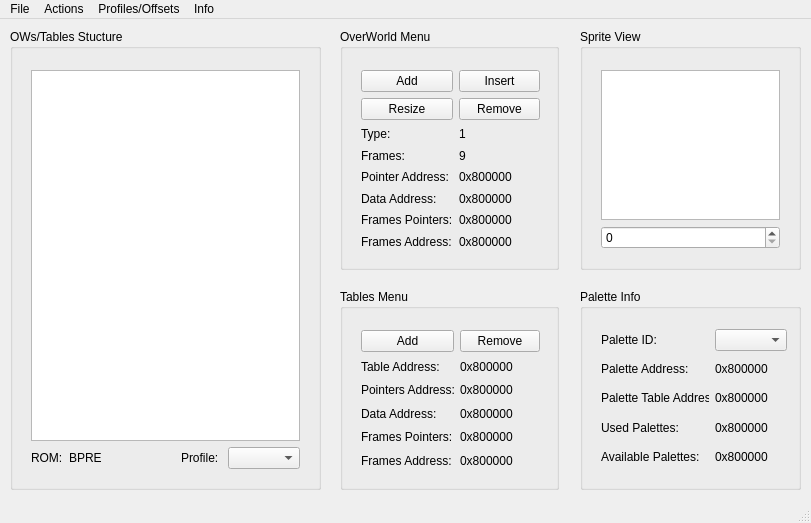
This is ui/mainwindow.ui in kimwnasptd/OWM-Qt as Qt 5 draws it before an edit. The edited form follows.
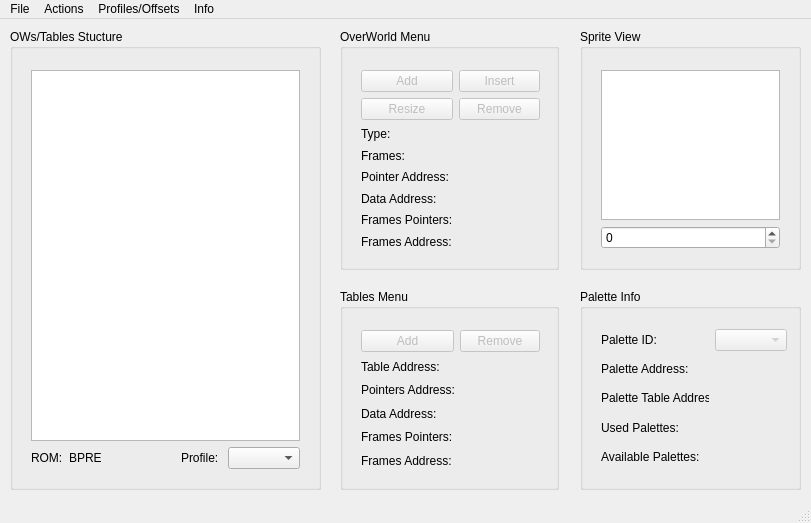
This is the edited form.

```diff
--- a/ui/mainwindow.ui
+++ b/ui/mainwindow.ui
@@ -46,28 +46,28 @@
       <item row="3" column="1">
        <widget class="QLabel" name="label_16">
         <property name="text">
-         <string>0x800000</string>
+         <string/>
         </property>
        </widget>
       </item>
       <item row="2" column="1">
        <widget class="QLabel" name="label_13">
         <property name="text">
-         <string>0x800000</string>
+         <string/>
         </property>
        </widget>
       </item>
       <item row="1" column="1">
        <widget class="QLabel" name="label_8">
         <property name="text">
-         <string>0x800000</string>
+         <string/>
         </property>
        </widget>
       </item>
       <item row="4" column="1">
        <widget class="QLabel" name="label_17">
         <property name="text">
-         <string>0x800000</string>
+         <string/>
         </property>
        </widget>
       </item>
@@ -86,7 +86,17 @@
        </widget>
       </item>
       <item row="0" column="1">
-       <widget class="QComboBox" name="comboBox"/>
+       <widget class="QComboBox" name="paletteIDComboBox">
+        <property name="enabled">
+         <bool>false</bool>
+        </property>
+        <property name="editable">
+         <bool>false</bool>
+        </property>
+        <property name="sizeAdjustPolicy">
+         <enum>QComboBox::AdjustToContentsOnFirstShow</enum>
+        </property>
+       </widget>
       </item>
       <item row="2" column="0">
        <widget class="QLabel" name="label_10">
@@ -144,7 +154,7 @@
       <item row="1" column="1">
        <widget class="QLabel" name="tableAddressLabel">
         <property name="text">
-         <string>0x800000</string>
+         <string/>
         </property>
        </widget>
       </item>
@@ -172,33 +182,36 @@
       <item row="2" column="1">
        <widget class="QLabel" name="pointersAddressTableLabel">
         <property name="text">
-         <string>0x800000</string>
+         <string/>
         </property>
        </widget>
       </item>
       <item row="3" column="1">
        <widget class="QLabel" name="dataAddressTableLabel">
         <property name="text">
-         <string>0x800000</string>
+         <string/>
         </property>
        </widget>
       </item>
       <item row="4" column="1">
        <widget class="QLabel" name="framesPointersTableLabel">
         <property name="text">
-         <string>0x800000</string>
+         <string/>
         </property>
        </widget>
       </item>
       <item row="5" column="1">
        <widget class="QLabel" name="framesAddressTableLabel">
         <property name="text">
-         <string>0x800000</string>
+         <string/>
         </property>
        </widget>
       </item>
       <item row="0" column="0">
        <widget class="QPushButton" name="addTableButton">
+        <property name="enabled">
+         <bool>false</bool>
+        </property>
         <property name="text">
          <string>Add</string>
         </property>
@@ -206,6 +219,9 @@
       </item>
       <item row="0" column="1">
        <widget class="QPushButton" name="removeTableButton">
+        <property name="enabled">
+         <bool>false</bool>
+        </property>
         <property name="text">
          <string>Remove</string>
         </property>
@@ -259,6 +275,9 @@
      <layout class="QGridLayout" name="owInfoLayout" rowstretch="0,0,0,0,0,0,0,0">
       <item row="1" column="1">
        <widget class="QPushButton" name="removeOwButton">
+        <property name="enabled">
+         <bool>false</bool>
+        </property>
         <property name="text">
          <string>Remove</string>
         </property>
@@ -267,14 +286,14 @@
       <item row="5" column="1">
        <widget class="QLabel" name="dataAddressLabel">
         <property name="text">
-         <string>0x800000</string>
+         <string/>
         </property>
        </widget>
       </item>
       <item row="3" column="1">
        <widget class="QLabel" name="framesLabel">
         <property name="text">
-         <string>9</string>
+         <string/>
         </property>
        </widget>
       </item>
@@ -288,7 +307,7 @@
       <item row="6" column="1">
        <widget class="QLabel" name="framesPointersLabel">
         <property name="text">
-         <string>0x800000</string>
+         <string/>
         </property>
        </widget>
       </item>
@@ -309,7 +328,7 @@
       <item row="7" column="1">
        <widget class="QLabel" name="framesAddressLabel">
         <property name="text">
-         <string>0x800000</string>
+         <string/>
         </property>
        </widget>
       </item>
@@ -330,14 +349,14 @@
       <item row="4" column="1">
        <widget class="QLabel" name="pointerAddressLabel">
         <property name="text">
-         <string>0x800000</string>
+         <string/>
         </property>
        </widget>
       </item>
       <item row="2" column="1">
        <widget class="QLabel" name="typeLabel">
         <property name="text">
-         <string>1</string>
+         <string/>
         </property>
        </widget>
       </item>
@@ -351,7 +370,7 @@
       <item row="1" column="0">
        <widget class="QPushButton" name="resizeOwButton">
         <property name="enabled">
-         <bool>true</bool>
+         <bool>false</bool>
         </property>
         <property name="toolTip">
          <string>Change the dimensions and frames number of current OW</string>
@@ -363,6 +382,9 @@
       </item>
       <item row="0" column="0">
        <widget class="QPushButton" name="addOwButton">
+        <property name="enabled">
+         <bool>false</bool>
+        </property>
         <property name="toolTip">
          <string>Add a new OW to the end of the current Table</string>
         </property>
@@ -376,6 +398,9 @@
       </item>
       <item row="0" column="1">
        <widget class="QPushButton" name="insertOwButton">
+        <property name="enabled">
+         <bool>false</bool>
+        </property>
         <property name="toolTip">
          <string>Insert  an OW before the selected one</string>
         </property>
```
Left out of the diff: 60 changed lines with no effect on the pictures.
